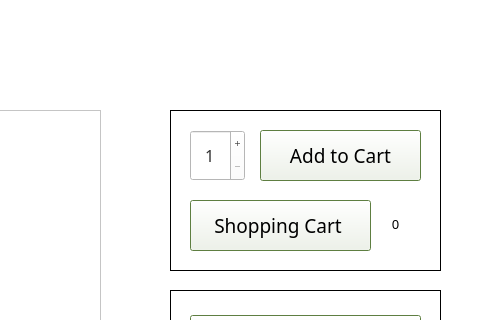
DannyCamacho/CollegeConnect, file schoolStore.ui: the form before one commit; both pictures show x 420 to 900 and y 0 to 320 of the 900 by 600 pixel window.
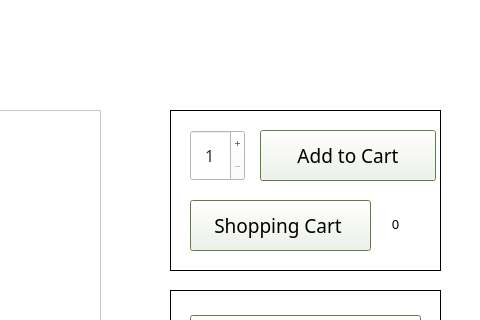
The form after the commit. Icons and pictures are not drawn.

Commit message: update to window names/icons

```diff
--- a/schoolStore.ui
+++ b/schoolStore.ui
@@ -101,7 +101,7 @@
       <rect>
        <x>90</x>
        <y>20</y>
-       <width>161</width>
+       <width>176</width>
        <height>51</height>
       </rect>
      </property>
```
Left out of the diff: 9 changed lines with no effect on the pictures. The commit also changes 3 other files.
